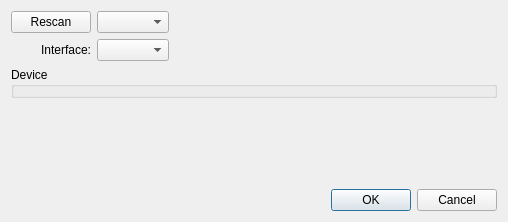
Qt form src/mdtport/mdtUsbtmcPortSetupDialog.ui (scandyna/multidiagtools) before a commit.
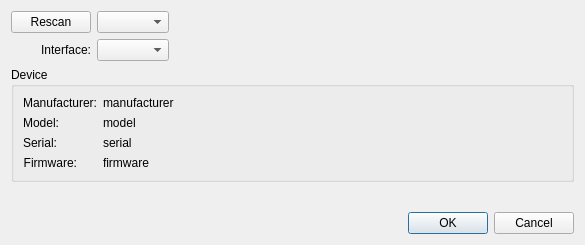
The same form after that commit.

Commit message: Working on new USBTMC system

What changed in the file:
```diff
--- a/src/mdtport/mdtUsbtmcPortSetupDialog.ui
+++ b/src/mdtport/mdtUsbtmcPortSetupDialog.ui
@@ -6,8 +6,8 @@
    <rect>
     <x>0</x>
     <y>0</y>
-    <width>508</width>
-    <height>222</height>
+    <width>585</width>
+    <height>245</height>
    </rect>
   </property>
   <property name="windowTitle">
@@ -82,6 +82,76 @@
      <property name="title">
       <string>Device</string>
      </property>
+     <layout class="QFormLayout" name="formLayout">
+      <item row="0" column="0">
+       <widget class="QLabel" name="lbManufacturerLabel">
+        <property name="text">
+         <string>Manufacturer:</string>
+        </property>
+        <property name="alignment">
+         <set>Qt::AlignRight|Qt::AlignTrailing|Qt::AlignVCenter</set>
+        </property>
+       </widget>
+      </item>
+      <item row="0" column="1">
+       <widget class="QLabel" name="lbManufacturer">
+        <property name="text">
+         <string>manufacturer</string>
+        </property>
+       </widget>
+      </item>
+      <item row="1" column="0">
+       <widget class="QLabel" name="lbModelLabel">
+        <property name="text">
+         <string>Model:</string>
+        </property>
+        <property name="alignment">
+         <set>Qt::AlignRight|Qt::AlignTrailing|Qt::AlignVCenter</set>
+        </property>
+       </widget>
+      </item>
+      <item row="1" column="1">
+       <widget class="QLabel" name="lbModel">
+        <property name="text">
+         <string>model</string>
+        </property>
+       </widget>
+      </item>
+      <item row="2" column="0">
+       <widget class="QLabel" name="lbSerialLabel">
+        <property name="text">
+         <string>Serial:</string>
+        </property>
+        <property name="alignment">
+         <set>Qt::AlignRight|Qt::AlignTrailing|Qt::AlignVCenter</set>
+        </property>
+       </widget>
+      </item>
+      <item row="2" column="1">
+       <widget class="QLabel" name="lbSerial">
+        <property name="text">
+         <string>serial</string>
+        </property>
+       </widget>
+      </item>
+      <item row="3" column="0">
+       <widget class="QLabel" name="lbFirmwareLabel">
+        <property name="text">
+         <string>Firmware:</string>
+        </property>
+        <property name="alignment">
+         <set>Qt::AlignRight|Qt::AlignTrailing|Qt::AlignVCenter</set>
+        </property>
+       </widget>
+      </item>
+      <item row="3" column="1">
+       <widget class="QLabel" name="lbFirmware">
+        <property name="text">
+         <string>firmware</string>
+        </property>
+       </widget>
+      </item>
+     </layout>
     </widget>
    </item>
    <item>
```
The commit also changes 35 other files.
